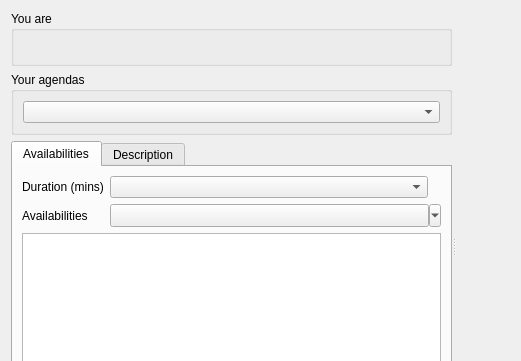
This is plugins/agendaplugin/usercalendarviewer.ui in FreeHealth/freehealth as Qt 5 draws it before an edit; both pictures show x 0 to 521 and y 0 to 361 of the 626 by 492 pixel window. The edited form follows.
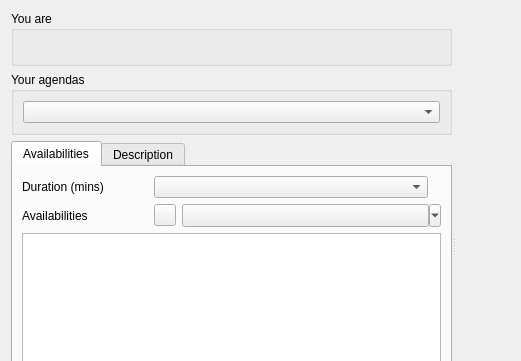
This is the edited form. Custom widgets are drawn as their Qt base class.

Commit message: Agenda: - next available new algorythm using QRect - ui improvements

The edit to the form file:
```diff
--- a/plugins/agendaplugin/usercalendarviewer.ui
+++ b/plugins/agendaplugin/usercalendarviewer.ui
@@ -81,7 +81,7 @@
              </property>
             </widget>
            </item>
-           <item row="0" column="1">
+           <item row="0" column="1" colspan="3">
             <layout class="QHBoxLayout" name="horizontalLayout">
              <item>
               <widget class="QComboBox" name="availDurationCombo">
@@ -105,20 +105,7 @@
              </property>
             </widget>
            </item>
-           <item row="1" column="1">
-            <widget class="QToolButton" name="availButton">
-             <property name="sizePolicy">
-              <sizepolicy hsizetype="Expanding" vsizetype="Fixed">
-               <horstretch>0</horstretch>
-               <verstretch>0</verstretch>
-              </sizepolicy>
-             </property>
-             <property name="popupMode">
-              <enum>QToolButton::MenuButtonPopup</enum>
-             </property>
-            </widget>
-           </item>
-           <item row="2" column="0" colspan="2">
+           <item row="2" column="0" colspan="4">
             <widget class="QTreeView" name="availabilitiesView">
              <property name="editTriggers">
               <set>QAbstractItemView::NoEditTriggers</set>
@@ -141,6 +128,45 @@
              </property>
             </spacer>
            </item>
+           <item row="1" column="2" colspan="2">
+            <layout class="QHBoxLayout" name="horizontalLayout_2">
+             <property name="spacing">
+              <number>0</number>
+             </property>
+             <item>
+              <widget class="QToolButton" name="availButton">
+               <property name="sizePolicy">
+                <sizepolicy hsizetype="Expanding" vsizetype="Fixed">
+                 <horstretch>0</horstretch>
+                 <verstretch>0</verstretch>
+                </sizepolicy>
+               </property>
+               <property name="popupMode">
+                <enum>QToolButton::MenuButtonPopup</enum>
+               </property>
+              </widget>
+             </item>
+            </layout>
+           </item>
+           <item row="1" column="1">
+            <widget class="QPushButton" name="refreshAvailabilities">
+             <property name="minimumSize">
+              <size>
+               <width>22</width>
+               <height>22</height>
+              </size>
+             </property>
+             <property name="maximumSize">
+              <size>
+               <width>22</width>
+               <height>22</height>
+              </size>
+             </property>
+             <property name="text">
+              <string/>
+             </property>
+            </widget>
+           </item>
           </layout>
          </widget>
          <widget class="QWidget" name="descriptionTab">
```
The commit also changes 3 other files.
